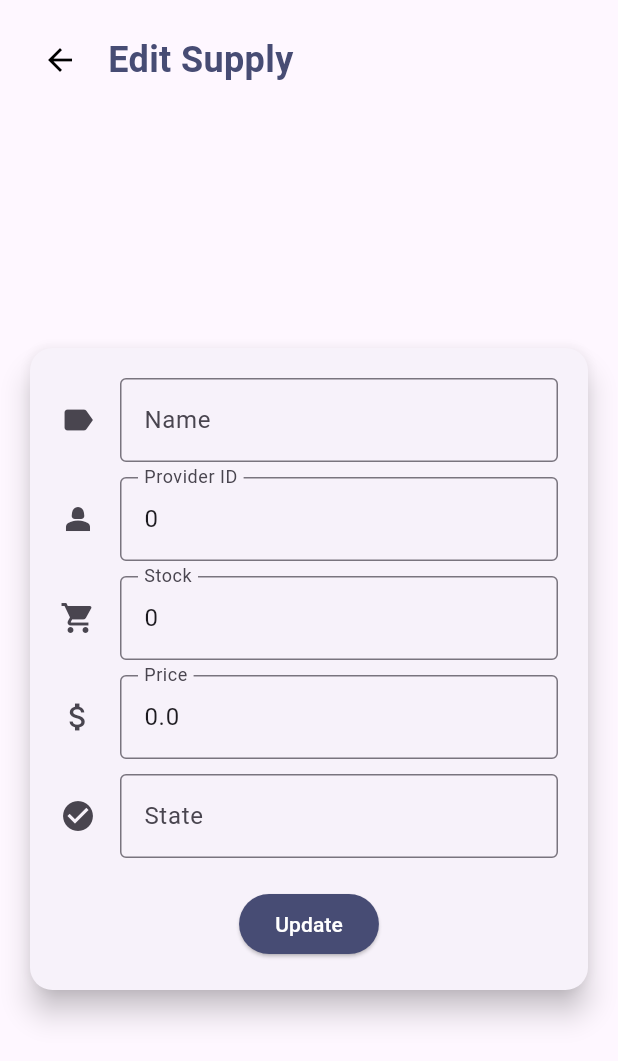
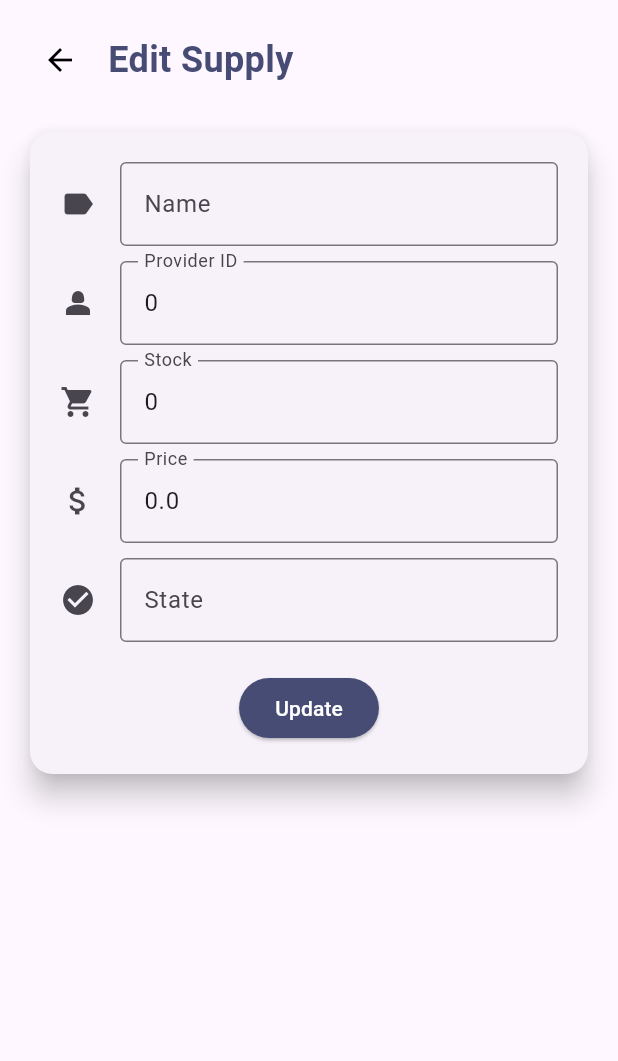
Before and after one commit to Sweet-Solutions/sweet-manager-mobile-app, a Flutter app: the SupplyEditScreen screen opened directly with empty values, on a phone screen of 412 x 824 dp. Shown: the top 1061 px of the screen. Run offline on Flutter 3.47's test engine with Material 3 defaults, Android fonts, the phone set to English and light mode, and no system bars; our stand-ins replace camera, firebase_core, firebase_storage, fl_chart, flutter_secure_storage, image_picker and 1 more; accounts and stored records are empty.

Commit message:
feat(administration): Fixed views

```diff
--- a/lib/supply-management/views/supplyeditscreen.dart
+++ b/lib/supply-management/views/supplyeditscreen.dart
@@ -85,7 +85,9 @@ class _SupplyEditScreenState extends State<SupplyEditScreen> {
 @override
 Widget build(BuildContext context) {
   return Scaffold(
-      body: Padding(
+    body: SafeArea(
+      child: SingleChildScrollView(
+        child: Padding(
           padding: const EdgeInsets.all(16.0),
           child: Column(
             children: [
@@ -110,9 +112,7 @@ class _SupplyEditScreenState extends State<SupplyEditScreen> {
                 ],
               ),
               const SizedBox(height: 20),
-            Expanded(
-              child: Center(
-                child: Card(
+              Card(
                 shape: RoundedRectangleBorder(
                   borderRadius: BorderRadius.circular(15.0),
                 ),
@@ -192,13 +192,14 @@ class _SupplyEditScreenState extends State<SupplyEditScreen> {
                   ),
                 ),
               ),
+            ],
           ),
         ),
-          ],
       ),
     ),
   );
 }
+
 
   @override
   void dispose() {
```
Also changed, not shown: lib/ResourceManagement/pages/reportlist.dart (+9 -8 lines), lib/Shared/widgets/base_layout.dart (+16 -1 lines), lib/supply-management/views/supplyaddscreen.dart (+5 -6 lines). Lines whose indentation alone changed are shown as unchanged.
